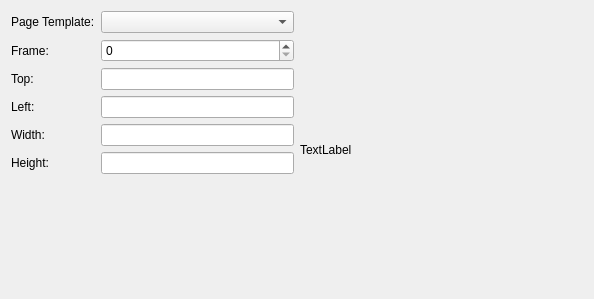
Before: the Qt Designer form gui/pagetemplates.ui in rafaelmartins/rst2pdf, drawn with Qt 5.
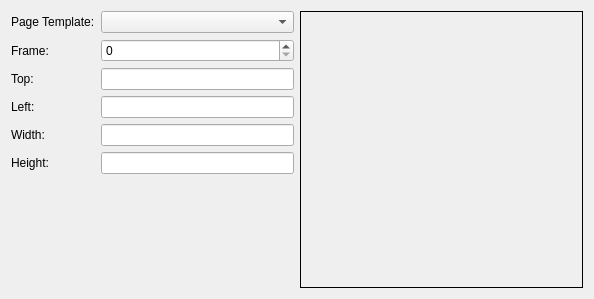
After: the same form once the commit is applied.

Commit message: Widget to edit page templates

What changed in the file:
```diff
--- a/gui/pagetemplates.ui
+++ b/gui/pagetemplates.ui
@@ -89,8 +89,11 @@
        <verstretch>0</verstretch>
       </sizepolicy>
      </property>
+     <property name="frameShape">
+      <enum>QFrame::Box</enum>
+     </property>
      <property name="text">
-      <string>TextLabel</string>
+      <string/>
      </property>
     </widget>
    </item>
```
Left out of the diff: 8 changed lines with no effect on the pictures.
